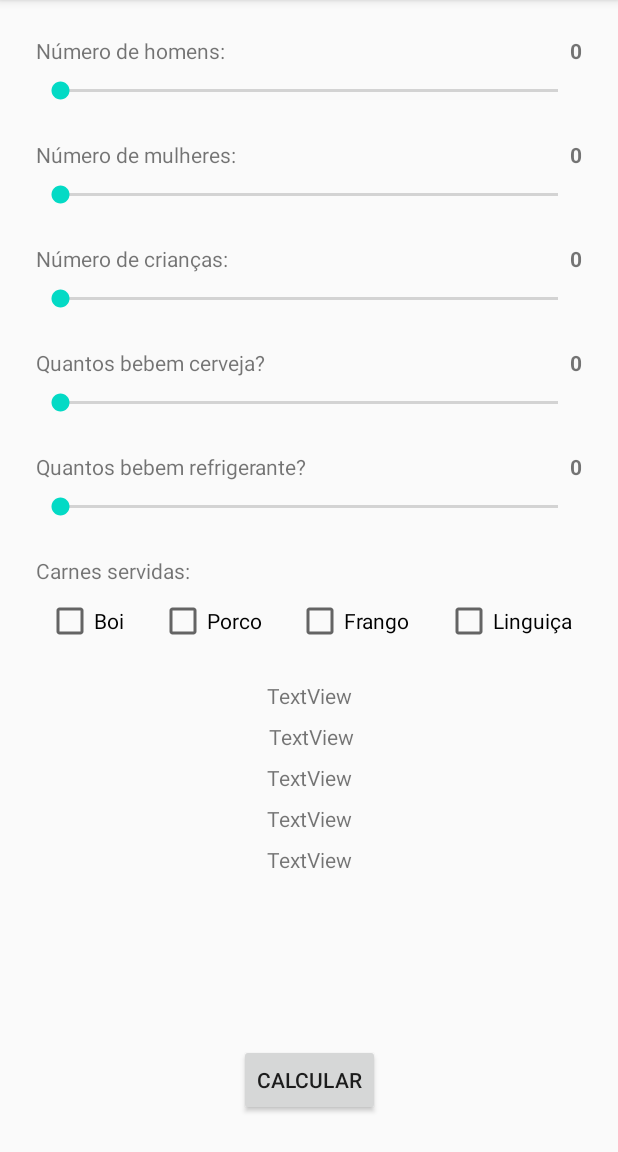
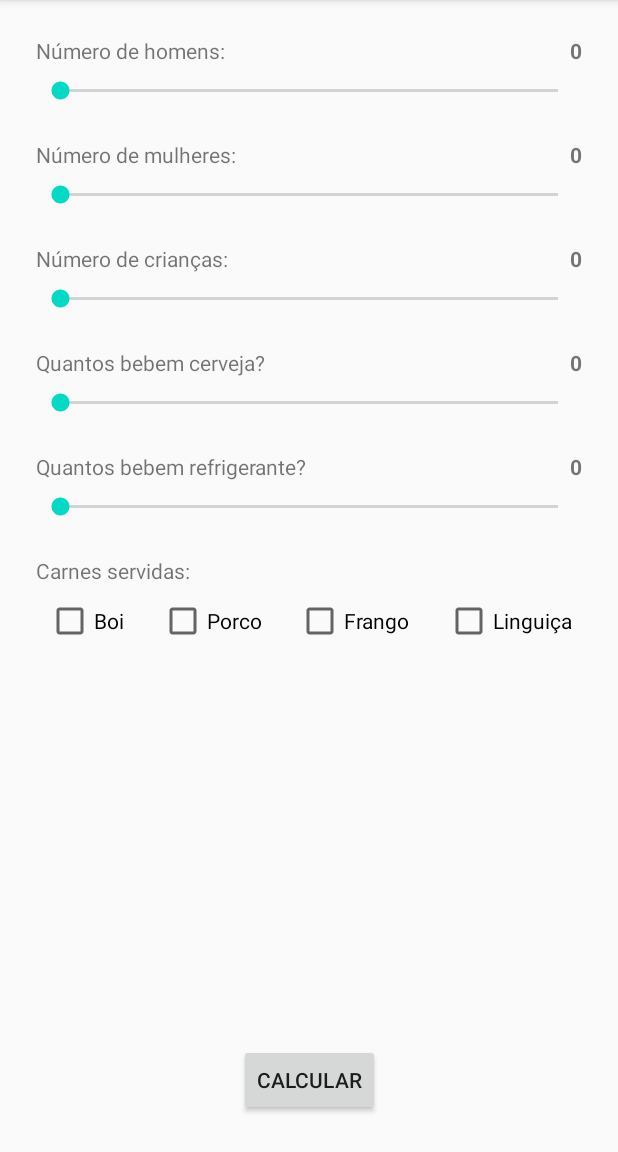
Before and after one commit to WhoisBsa/CalculadoraChurasco, an Android app: the Definicao screen opened directly, with no data from a screen before it, on a phone screen of 412 x 824 dp, the part 84-1236 px from its top. Run offline under Robolectric (Android 15) with nearby library versions, the phone set to English and light mode, and no system bars; 1 statement that could not run was skipped.

Commit message:
removidos lixos de teste

```diff
--- a/app/src/main/java/com/hemilioaraujo/saichurrasco/Definicao.java
+++ b/app/src/main/java/com/hemilioaraujo/saichurrasco/Definicao.java
@@ -26,13 +26,6 @@ public class Definicao extends AppCompatActivity {
     private Bundle dadosMainActivity;
     private int numeroPessoas, ajusteSeek;
     private TextView valorHomens, valorMulheres, valorCriancas, valorBebeCerveja, valorBebeRefri;
-
-    private TextView textViewTotal;
-    private TextView textViewBoi;
-    private TextView textViewPorco;
-    private TextView textViewFrango;
-    private TextView textViewLinguica;
-
 
     @Override
     protected void onCreate(Bundle savedInstanceState) {
@@ -66,12 +59,6 @@ public class Definicao extends AppCompatActivity {
         checkFrango = (CheckBox) findViewById(R.id.checkFrango);
         checkLinguica = (CheckBox) findViewById(R.id.checkLinguica);
 
-        textViewTotal = (TextView) findViewById(R.id.textViewTotal);
-        textViewBoi = (TextView) findViewById(R.id.textViewBoi);
-        textViewPorco = (TextView) findViewById(R.id.textViewPorco);
-        textViewFrango = (TextView) findViewById(R.id.textViewFrango);
-        textViewLinguica = (TextView) findViewById(R.id.textViewLinguica);
-
         btnCalcular = (Button) findViewById(R.id.btnCalcular);
 
         btnCalcular.setOnClickListener(new View.OnClickListener() {
@@ -81,12 +68,6 @@ public class Definicao extends AppCompatActivity {
                 double total_carne = calculadora.calcula_total_carne(seekHomens.getProgress(), seekMulheres.getProgress(), seekCriancas.getProgress());
 
                total_de_cada_carne = calculadora.calcula_total_cada_tipo_carne(cheeckBoi, checkPorco, checkFrango, checkLinguica, total_carne);
-
-                textViewTotal.setText(String.valueOf(casas_decimais.format(total_carne)));
-                textViewBoi.setText(String.valueOf(casas_decimais.format(total_de_cada_carne[0])));
-                textViewPorco.setText(String.valueOf(casas_decimais.format(total_de_cada_carne[1])));
-                textViewFrango.setText(String.valueOf(casas_decimais.format(total_de_cada_carne[2])));
-                textViewLinguica.setText(String.valueOf(casas_decimais.format(total_de_cada_carne[3])));
 
                 Intent intentResultados = new Intent(Definicao.this, Resultatdos.class);
 //                QUANTIDADE DE PESSOAS
--- a/app/src/main/res/layout/activity_definicao.xml
+++ b/app/src/main/res/layout/activity_definicao.xml
@@ -10,21 +10,9 @@
         android:layout_width="match_parent"
         android:layout_height="match_parent"
         android:soundEffectsEnabled="false"
-        tools:context=".MainActivity">
-
-        <TextView
-            android:id="@+id/textViewFrango"
-            android:layout_width="wrap_content"
-            android:layout_height="wrap_content"
-            android:layout_marginStart="8dp"
-            android:layout_marginLeft="8dp"
-            android:layout_marginTop="8dp"
-            android:layout_marginEnd="8dp"
-            android:layout_marginRight="8dp"
-            android:text="TextView"
-            app:layout_constraintEnd_toEndOf="parent"
-            app:layout_constraintStart_toStartOf="parent"
-            app:layout_constraintTop_toBottomOf="@+id/textViewPorco" />
+        tools:context=".MainActivity"
+        tools:layout_editor_absoluteX="-26dp"
+        tools:layout_editor_absoluteY="72dp">
 
         <SeekBar
             android:id="@+id/seekHomens"
@@ -314,7 +302,6 @@
             android:layout_height="wrap_content"
             android:layout_marginStart="24dp"
             android:layout_marginLeft="24dp"
-            android:layout_marginTop="24dp"
             android:layout_marginEnd="24dp"
             android:layout_marginRight="24dp"
             android:layout_marginBottom="24dp"
@@ -322,65 +309,8 @@
             app:layout_constraintBottom_toBottomOf="parent"
             app:layout_constraintEnd_toEndOf="parent"
             app:layout_constraintStart_toStartOf="parent"
-            app:layout_constraintTop_toBottomOf="@+id/textViewLinguica"
+            app:layout_constraintTop_toBottomOf="@+id/checkBoi"
             app:layout_constraintVertical_bias="1.0" />
-
-        <TextView
-            android:id="@+id/textViewBoi"
-            android:layout_width="wrap_content"
-            android:layout_height="wrap_content"
-            android:layout_marginStart="8dp"
-            android:layout_marginLeft="8dp"
-            android:layout_marginTop="8dp"
-            android:layout_marginEnd="8dp"
-            android:layout_marginRight="8dp"
-            android:text="TextView"
-            app:layout_constraintEnd_toEndOf="parent"
-            app:layout_constraintHorizontal_bias="0.504"
-            app:layout_constraintStart_toStartOf="parent"
-            app:layout_constraintTop_toBottomOf="@+id/textViewTotal" />
-
-        <TextView
-            android:id="@+id/textViewPorco"
-            android:layout_width="wrap_content"
-            android:layout_height="wrap_content"
-            android:layout_marginStart="8dp"
-            android:layout_marginLeft="8dp"
-            android:layout_marginTop="8dp"
-            android:layout_marginEnd="8dp"
-            android:layout_marginRight="8dp"
-            android:text="TextView"
-            app:layout_constraintEnd_toEndOf="parent"
-            app:layout_constraintStart_toStartOf="parent"
-            app:layout_constraintTop_toBottomOf="@+id/textViewBoi" />
-
-        <TextView
-            android:id="@+id/textViewLinguica"
-            android:layout_width="wrap_content"
-            android:layout_height="wrap_content"
-            android:layout_marginStart="8dp"
-            android:layout_marginLeft="8dp"
-            android:layout_marginTop="8dp"
-            android:layout_marginEnd="8dp"
-            android:layout_marginRight="8dp"
-            android:text="TextView"
-            app:layout_constraintEnd_toEndOf="parent"
-            app:layout_constraintStart_toStartOf="parent"
-            app:layout_constraintTop_toBottomOf="@+id/textViewFrango" />
-
-        <TextView
-            android:id="@+id/textViewTotal"
-            android:layout_width="wrap_content"
-            android:layout_height="wrap_content"
-            android:layout_marginStart="8dp"
-            android:layout_marginLeft="8dp"
-            android:layout_marginTop="24dp"
-            android:layout_marginEnd="8dp"
-            android:layout_marginRight="8dp"
-            android:text="TextView"
-            app:layout_constraintEnd_toEndOf="parent"
-            app:layout_constraintStart_toStartOf="parent"
-            app:layout_constraintTop_toBottomOf="@+id/checkFrango" />
 
     </androidx.constraintlayout.widget.ConstraintLayout>
 
```
